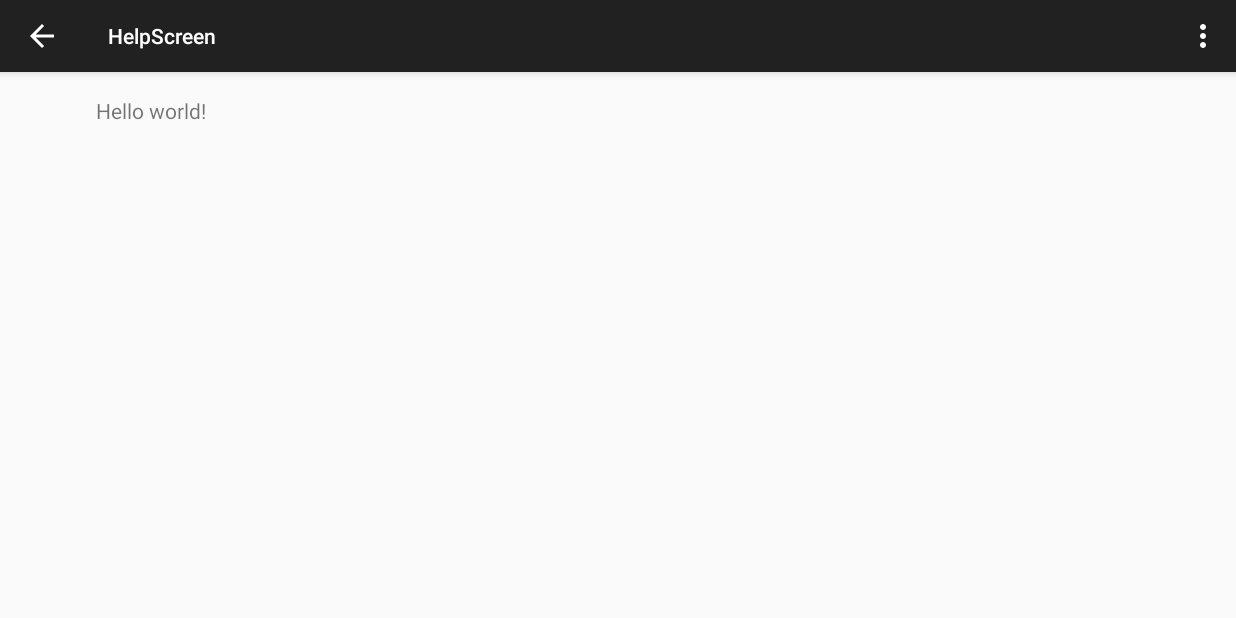
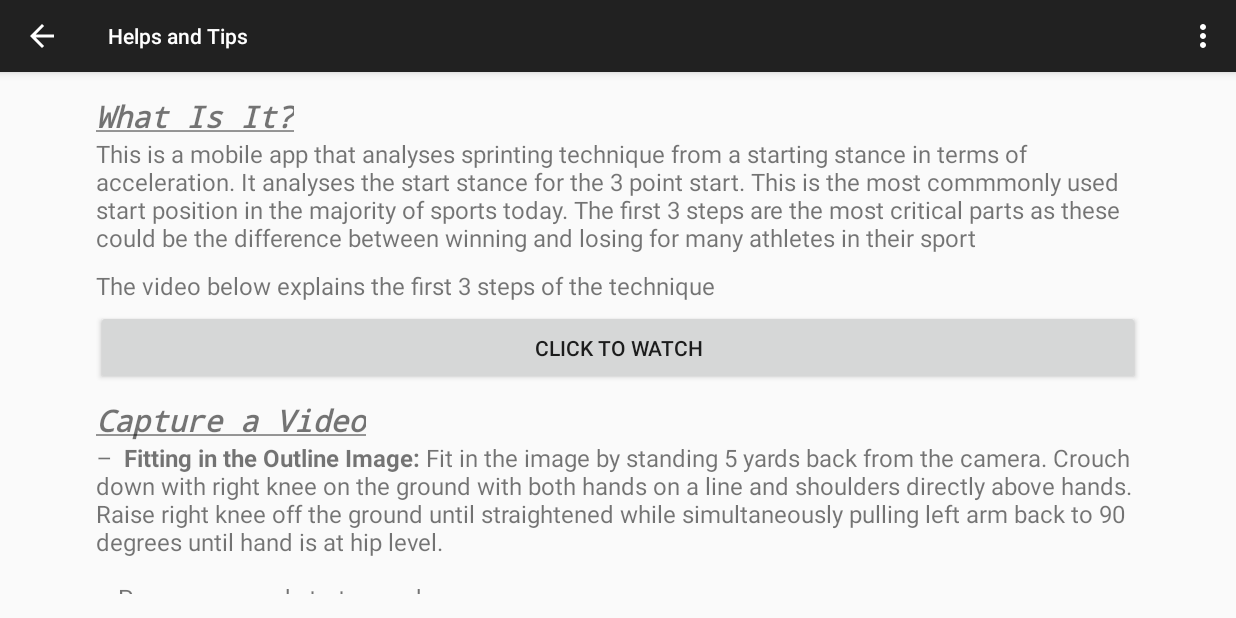
Before and after one commit to murtagf4/Sport_Technique_For_All_Sprinting, an Android app: the HelpScreen screen opened directly, with no data from a screen before it, in the options menu, after a tap on "Settings", on a phone screen of 824 x 412 dp (held sideways). Run offline under Robolectric (Android 15) with nearby library versions, the phone set to English and light mode, and no system bars.

Commit message:
Helps and Tips Done

```diff
--- a/app/src/main/java/com/essentialappsfm/sporttechniquesprinting/AnalyseActivity.java
+++ b/app/src/main/java/com/essentialappsfm/sporttechniquesprinting/AnalyseActivity.java
@@ -31,6 +31,7 @@ public class AnalyseActivity extends Activity {
     private static final String TAG = "Tag";
 
     Tools tool;
+    ImageButton homeButton;
 
     @Override
     protected void onCreate(Bundle savedInstanceState) {
@@ -127,4 +128,9 @@ public class AnalyseActivity extends Activity {
         i.setData(userVid);
         startActivity(i);
     }
+
+    public void returnHome(View view){
+        Intent i = new Intent(this, HomeActivity.class);
+        startActivity(i);
+    }
 }
--- a/app/src/main/java/com/essentialappsfm/sporttechniquesprinting/HelpScreen.java
+++ b/app/src/main/java/com/essentialappsfm/sporttechniquesprinting/HelpScreen.java
@@ -1,17 +1,29 @@
 package com.essentialappsfm.sporttechniquesprinting;
 
+import android.content.Intent;
 import android.support.v7.app.ActionBarActivity;
 import android.os.Bundle;
 import android.view.Menu;
 import android.view.MenuItem;
+import android.view.View;
+import android.widget.Button;
 
 
-public class HelpScreen extends ActionBarActivity {
+public class HelpScreen extends ActionBarActivity
+{
+    Button watchButton;
 
     @Override
     protected void onCreate(Bundle savedInstanceState) {
         super.onCreate(savedInstanceState);
         setContentView(R.layout.activity_help_screen);
+
+        watchButton = (Button) findViewById(R.id.videoButton);
+    }
+
+    public void watchVideo(View view){
+        Intent i = new Intent(this, WatchActivity.class);
+        startActivity(i);
     }
 
 
--- /dev/null
+++ b/app/src/main/java/com/essentialappsfm/sporttechniquesprinting/WatchActivity.java
@@ -0,0 +1,31 @@
+package com.essentialappsfm.sporttechniquesprinting;
+
+import android.net.Uri;
+import android.support.v7.app.ActionBarActivity;
+import android.os.Bundle;
+import android.view.Menu;
+import android.view.MenuItem;
+import android.widget.MediaController;
+import android.widget.VideoView;
+
+
+public class WatchActivity extends ActionBarActivity {
+
+    VideoView video;
+    Uri videoUri;
+
+    @Override
+    protected void onCreate(Bundle savedInstanceState) {
+        super.onCreate(savedInstanceState);
+        setContentView(R.layout.activity_watch);
+
+        video = (VideoView) findViewById(R.id.videoWatch);
+        MediaController mediaController = new MediaController(this);
+        //mediaController.setAnchorView(video);
+        videoUri = Uri.parse("android.resource://" + getPackageName() + "/" + R.raw.tutorial_vid);
+        video.setMediaController(mediaController);
+        video.setVideoURI(videoUri);
+        video.start();
+
+    }
+}
--- a/app/src/main/res/layout/activity_help_screen.xml
+++ b/app/src/main/res/layout/activity_help_screen.xml
@@ -1,4 +1,4 @@
-<RelativeLayout xmlns:android="http://schemas.android.com/apk/res/android"
+<ScrollView xmlns:android="http://schemas.android.com/apk/res/android"
     xmlns:tools="http://schemas.android.com/tools" android:layout_width="match_parent"
     android:layout_height="match_parent" android:paddingLeft="@dimen/activity_horizontal_margin"
     android:paddingRight="@dimen/activity_horizontal_margin"
@@ -6,7 +6,80 @@
     android:paddingBottom="@dimen/activity_vertical_margin"
     tools:context="com.essentialappsfm.sporttechniquesprinting.HelpScreen">
 
-    <TextView android:text="@string/hello_world" android:layout_width="wrap_content"
+    <RelativeLayout
+        android:layout_width="wrap_content"
+        android:layout_height="wrap_content">
+
+        <TextView
+        android:id="@+id/heading1"
+        android:text="@string/h1"
+        android:textSize="20sp"
+        android:typeface="monospace"
+        android:layout_width="wrap_content"
         android:layout_height="wrap_content" />
 
-</RelativeLayout>
+        <TextView
+            android:id="@+id/text1"
+            android:text="@string/text1"
+            android:textSize="16sp"
+            android:layout_below="@+id/heading1"
+            android:layout_width="wrap_content"
+            android:layout_height="wrap_content" />
+
+        <TextView
+            android:id="@+id/videoIntro"
+            android:text="@string/intro"
+            android:textSize="16sp"
+            android:paddingTop="10dp"
+            android:paddingBottom="5dp"
+            android:layout_below="@+id/text1"
+            android:layout_width="wrap_content"
+            android:layout_height="wrap_content" />
+
+        <Button
+            android:id="@+id/videoButton"
+            android:layout_width="fill_parent"
+            android:layout_height="50dp"
+            android:layout_below="@+id/videoIntro"
+            android:text="CLick to Watch"
+
+            android:onClick="watchVideo"/>
+
+        <TextView
+            android:id="@+id/heading2"
+            android:text="@string/h2"
+            android:textSize="20sp"
+            android:typeface="monospace"
+            android:paddingTop="10dp"
+            android:layout_below="@+id/videoButton"
+            android:layout_width="wrap_content"
+            android:layout_height="wrap_content" />
+
+        <TextView
+            android:id="@+id/text2"
+            android:text="@string/text2"
+            android:textSize="16sp"
+            android:layout_below="@+id/heading2"
+            android:layout_width="wrap_content"
+            android:layout_height="wrap_content" />
+
+        <TextView
+            android:id="@+id/heading3"
+            android:text="@string/h3"
+            android:textSize="20sp"
+            android:typeface="monospace"
+            android:paddingTop="10dp"
+            android:layout_below="@+id/text2"
+            android:layout_width="wrap_content"
+            android:layout_height="wrap_content" />
+
+        <TextView
+            android:id="@+id/text3"
+            android:text="@string/text3"
+            android:textSize="16sp"
+            android:layout_below="@+id/heading3"
+            android:layout_width="wrap_content"
+            android:layout_height="wrap_content" />
+
+    </RelativeLayout>
+</ScrollView>
--- a/app/src/main/res/values/strings.xml
+++ b/app/src/main/res/values/strings.xml
@@ -16,5 +16,13 @@
     <string name="title_activity_comparison">ComparisonActivity</string>
     <string name="title_activity_analysis">AnalysisActivity</string>
     <string name="title_activity_analyse">AnalyseActivity</string>
+    <string name="title_activity_watch">WatchActivity</string>
+    <string name="h1"><u><i><b>What Is It?</b></i></u></string>
+    <string name="text1">This is a mobile app that analyses sprinting technique from a starting stance in terms of acceleration. It analyses the start stance for the 3 point start. This is the most commmonly used start position in the majority of sports today. The first 3 steps are the most critical parts as these could be the difference between winning and losing for many athletes in their sport  </string>
+    <string name="intro">The video below explains the first 3 steps of the technique</string>
+    <string name="h2"><u><i><b>Capture a Video</b></i></u></string>
+    <string name="text2">&#8211; <b> Fitting in the Outline Image:</b> Fit in the image by standing 5 yards back from the camera. Crouch down with right knee on the ground with both hands on a line and shoulders directly above hands. Raise right knee off the ground until straightened while simultaneously pulling left arm back to 90 degrees until hand is at hip level.\n\n&#8211; Press arrow and start record.\n\n&#8211; The video will last for 2.00 seconds.\n\n&#8211; Press OK/Save. Press Cancel to take another video.</string>
+    <string name="h3"><u><i><b>Analyse A Video</b></i></u></string>
+    <string name="text3">&#8211; <b> Drawing Tool:</b> (Diagonal Line Button) Draw lines and angles over the video. Press button twice to cancel.\n\n&#8211; <b> Side by Side Comparison:</b> (Rectangles Button) Compare taken video with expert video side by side. Videos can be played separately and simultaneously using the bottom play button.\n\n&#8211; <b> Screenshot:</b> While using the tools, work can be saved by screenshotting.</string>
 
-</resources>
+    </resources>
```
Also changed, not shown: app/src/main/AndroidManifest.xml (+13 -4 lines), app/src/main/res/layout/activity_watch.xml (added, +17 -0 lines), app/src/main/res/layout/camera_view.xml (+10 -0 lines), app/src/main/res/menu/menu_watch.xml (added, +7 -0 lines).
